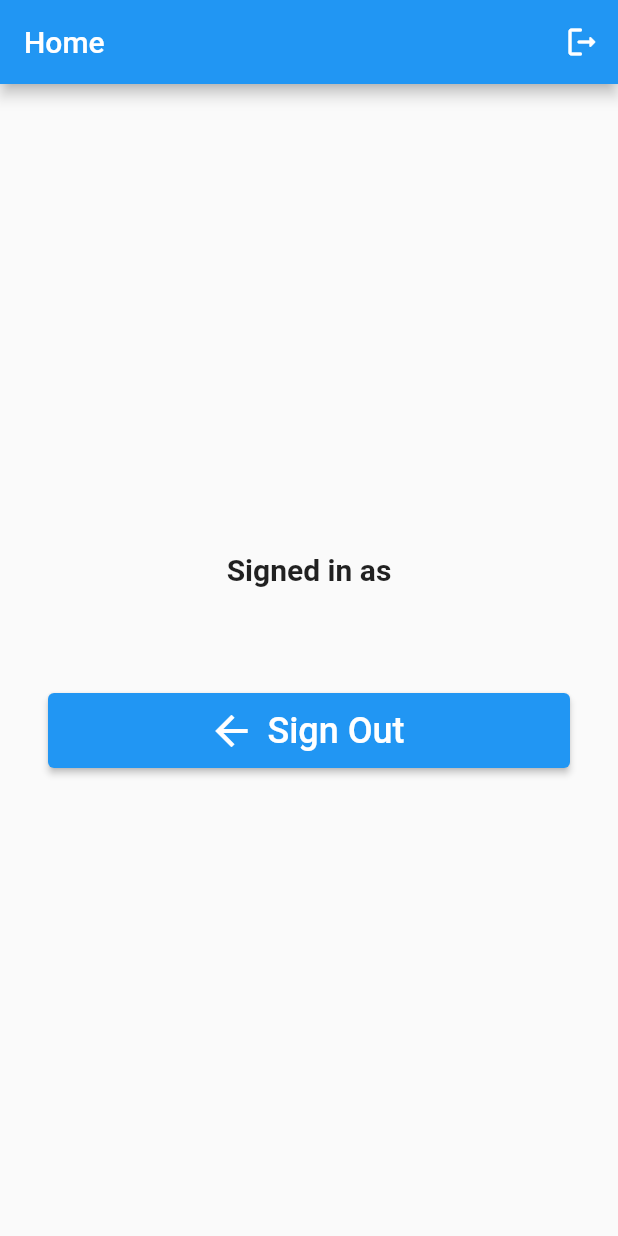
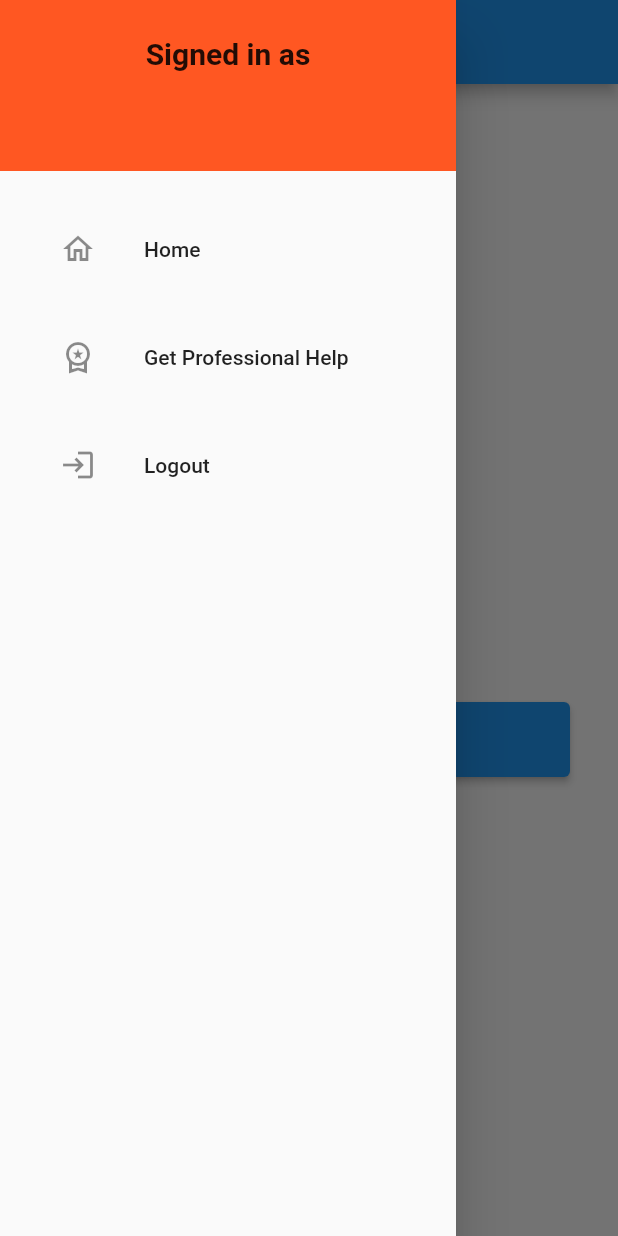
Before and after one commit to SalvinSuraj/asa_2, a Flutter app: the screen it shows once a user with an empty profile is signed in, with the side drawer open (before the commit the screen has no drawer), on a phone screen of 412 x 824 dp. Run offline on Flutter 3.47's test engine with Material 2 defaults, Android fonts, the phone set to English and light mode, and no system bars; our stand-ins replace email_validator, firebase_auth, firebase_core; accounts and stored records are empty.

Commit message:
worked on side bar and did it it half.

```diff
--- /dev/null
+++ b/lib/ProfessionalHelp.dart
@@ -0,0 +1,16 @@
+import 'package:flutter/cupertino.dart';
+import 'package:flutter/material.dart';
+
+class ProfessionalHelp extends StatelessWidget {
+  const ProfessionalHelp({Key? key}) : super(key: key);
+
+  @override
+  Widget build(BuildContext context) {
+    return Scaffold(
+      appBar: AppBar(
+        title: const Text("Get Professional Help"),
+        backgroundColor: Colors.deepOrange,
+      ),
+    );
+  }
+}
--- a/lib/home_page.dart
+++ b/lib/home_page.dart
@@ -1,5 +1,7 @@
 import 'package:flutter/material.dart';
 import 'package:firebase_auth/firebase_auth.dart';
+
+import 'ProfessionalHelp.dart';
 
 class HomePage extends StatelessWidget{
 
@@ -8,13 +10,9 @@ class HomePage extends StatelessWidget{
     return Scaffold(
       appBar: AppBar(
         title: Text("Home"),
-        actions: <Widget>[
-          IconButton(
-            icon: const Icon(Icons.logout_rounded),
-            onPressed: () => FirebaseAuth.instance.signOut(),
-          )
-        ],
+        centerTitle: true,
       ),
+      drawer: const NavigationDrawer(),
 
       body:Padding(
         padding: EdgeInsets.all(32),
@@ -25,7 +23,7 @@ class HomePage extends StatelessWidget{
               'Signed in as',
               style: TextStyle(fontSize: 20, fontWeight: FontWeight.bold),
             ),
-            SizedBox(height: 8),
+            SizedBox(height: 20),
             Text(
               user.email!,
               style: TextStyle(fontSize: 20,fontWeight: FontWeight.bold),
@@ -48,3 +46,77 @@ class HomePage extends StatelessWidget{
     );
   }
 }
+
+class NavigationDrawer extends StatelessWidget {
+  const NavigationDrawer({Key? key}) : super(key: key);
+
+  @override
+  Widget build(BuildContext context) =>  Drawer(
+
+    child: Column(
+      crossAxisAlignment: CrossAxisAlignment.stretch,
+      children:<Widget> [
+        buildHeader(context),
+        buildMenuItems(context),
+      ],
+    ),
+  );
+
+  Widget buildHeader(BuildContext context) {
+    final user = FirebaseAuth.instance.currentUser!;
+
+    return Container(
+
+      color: Colors.deepOrange,
+      padding: EdgeInsets.only(
+        top: 24 + MediaQuery
+            .of(context)
+            .padding
+            .top,
+        bottom: 24,
+      ),
+      child: Column(
+        children: [
+          Text(
+            'Signed in as',
+            style: TextStyle(fontSize: 20, fontWeight: FontWeight.bold),
+          ),
+          SizedBox(height:20),
+          Text(
+            user.email!,
+            style: TextStyle(fontSize: 20, fontWeight: FontWeight.bold),
+          ),
+        ],
+      ),
+    );}
+    Widget buildMenuItems(BuildContext context) =>
+         Container(
+          padding: const EdgeInsets.all(24),
+          child: Wrap(
+            runSpacing: 16,
+            children: [
+              ListTile(
+                leading: const Icon(Icons.home_outlined),
+                title: const Text("Home"),
+                onTap: () =>
+                    Navigator.of(context).pushReplacement(MaterialPageRoute(
+                        builder: (context) => HomePage())),
+              ),
+              ListTile(
+                leading: const Icon(Icons.workspace_premium_outlined),
+                title: const Text("Get Professional Help"),
+                onTap: () {
+                  Navigator.pop(context);
+                  Navigator.of(context).push(MaterialPageRoute(
+                      builder: (context) => const ProfessionalHelp()));
+                },
+              ),
+              ListTile(
+                leading: const Icon(Icons.login_outlined),
+                title: const Text("Logout"),
+                onTap: () => FirebaseAuth.instance.signOut(),
+              ),
+            ],
+          ),);
+
+}
```
